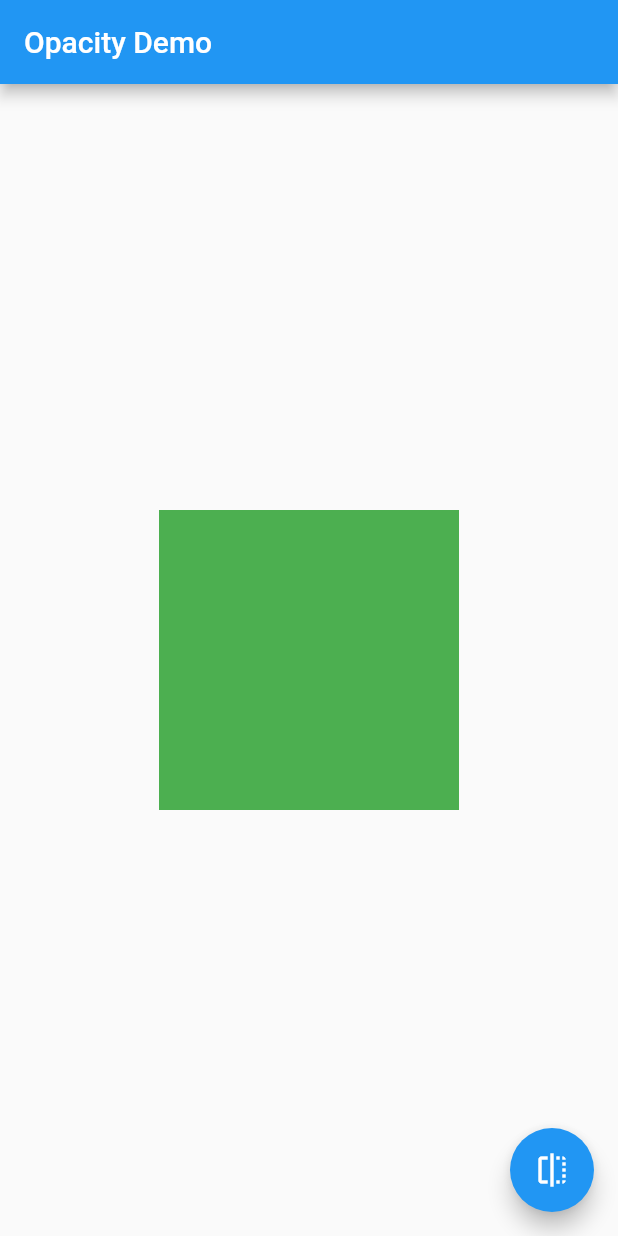
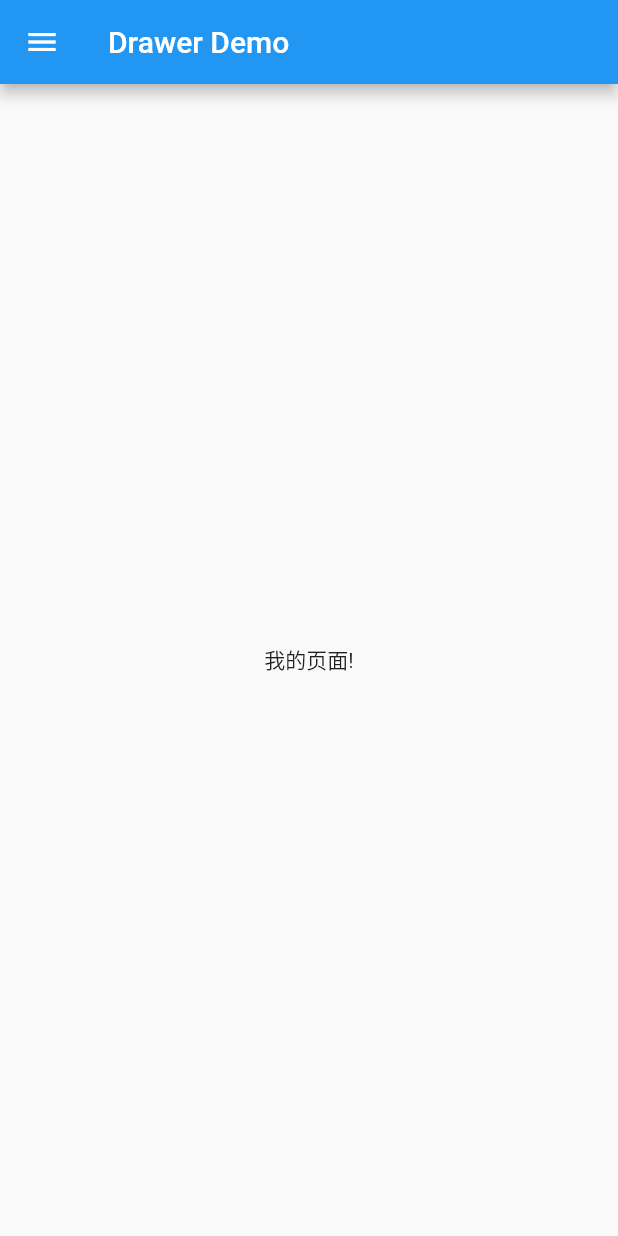
Before and after one commit to liwan11123123/flutter-test, a Flutter app: the screen it shows after launch, on a phone screen of 412 x 824 dp. Run offline on Flutter 3.47's test engine with Material 2 defaults, Android fonts, the phone set to English and light mode, and no system bars.

Commit message:
将抽屉添加到屏幕

```diff
--- a/lib/main.dart
+++ b/lib/main.dart
@@ -1243,17 +1243,80 @@
 //   }
 // }
 
-// 淡入淡出小工具
-import 'dart:math';
+// // 淡入淡出小工具
+// import 'dart:math';
 
+// import 'package:flutter/material.dart';
+
+// void main() => runApp(MyApp());
+
+// class MyApp extends StatelessWidget {
+//   @override
+//   Widget build(BuildContext context) {
+//     final appTitle = 'Opacity Demo';
+//     return MaterialApp(
+//       title: appTitle,
+//       home: MyHomePage(title: appTitle),
+//     );
+//   }
+// }
+
+// class MyHomePage extends StatefulWidget {
+//   final String title;
+
+//   MyHomePage({Key key, this.title}) : super(key: key);
+
+//   @override
+//   _MyHomePageState createState() => _MyHomePageState();
+// }
+
+// class _MyHomePageState extends State<MyHomePage> {
+//   bool _visible = true;
+//   double _width = 200.0;
+
+//   @override
+//   Widget build(BuildContext context) {
+//     return Scaffold(
+//       appBar: AppBar(
+//         title: Text(widget.title),
+//       ),
+//       body: Center(
+//         child: AnimatedOpacity(
+//           opacity: _visible ? 1.0 : 0.0,
+//           duration: Duration(seconds: 1),
+//           curve: Curves.fastOutSlowIn,
+//           child: Container(
+//             width: _width,
+//             height: 200.0,
+//             color: Colors.green,
+//           ),
+//         ),
+//       ),
+//       floatingActionButton: FloatingActionButton(
+//         onPressed: () {
+//           setState(() {
+//             _visible = !_visible;
+//             // final random = Random();
+//             // _width = random.nextInt(300).toDouble();
+//           });
+//         },
+//         tooltip: 'Toggle Opacity',
+//         child: Icon(Icons.flip),
+//       ),
+//     );
+//   }
+// }
+
+// 将抽屉添加到屏幕
 import 'package:flutter/material.dart';
 
 void main() => runApp(MyApp());
 
 class MyApp extends StatelessWidget {
+  final appTitle = 'Drawer Demo';
+
   @override
   Widget build(BuildContext context) {
-    final appTitle = 'Opacity Demo';
     return MaterialApp(
       title: appTitle,
       home: MyHomePage(title: appTitle),
@@ -1261,47 +1324,44 @@ class MyApp extends StatelessWidget {
   }
 }
 
-class MyHomePage extends StatefulWidget {
+class MyHomePage extends StatelessWidget {
   final String title;
 
   MyHomePage({Key key, this.title}) : super(key: key);
 
   @override
-  _MyHomePageState createState() => _MyHomePageState();
-}
-
-class _MyHomePageState extends State<MyHomePage> {
-  bool _visible = true;
-  double _width = 200.0;
-
-  @override
   Widget build(BuildContext context) {
     return Scaffold(
       appBar: AppBar(
-        title: Text(widget.title),
+        title: Text(title),
       ),
       body: Center(
-        child: AnimatedOpacity(
-          opacity: _visible ? 1.0 : 0.0,
-          duration: Duration(seconds: 1),
-          curve: Curves.fastOutSlowIn,
-          child: Container(
-            width: _width,
-            height: 200.0,
-            color: Colors.green,
-          ),
+        child: Text('我的页面!'),
+      ),
+      drawer: Drawer(
+        child: ListView(
+          padding: EdgeInsets.zero,
+          children: <Widget>[
+            DrawerHeader(
+              child: Text('Drawer Header'),
+              decoration: BoxDecoration(
+                color: Colors.blue,
+              ),
+            ),
+            ListTile(
+              title: Text('Item 1'),
+              onTap: () {
+                Navigator.of(context).pop();
+              },
+            ),
+            ListTile(
+              title: Text('Item 2'),
+              onTap: () {
+                Navigator.of(context).pop();
+              },
+            ),
+          ],
         ),
-      ),
-      floatingActionButton: FloatingActionButton(
-        onPressed: () {
-          setState(() {
-            _visible = !_visible;
-            // final random = Random();
-            // _width = random.nextInt(300).toDouble();
-          });
-        },
-        tooltip: 'Toggle Opacity',
-        child: Icon(Icons.flip),
       ),
     );
   }
```
